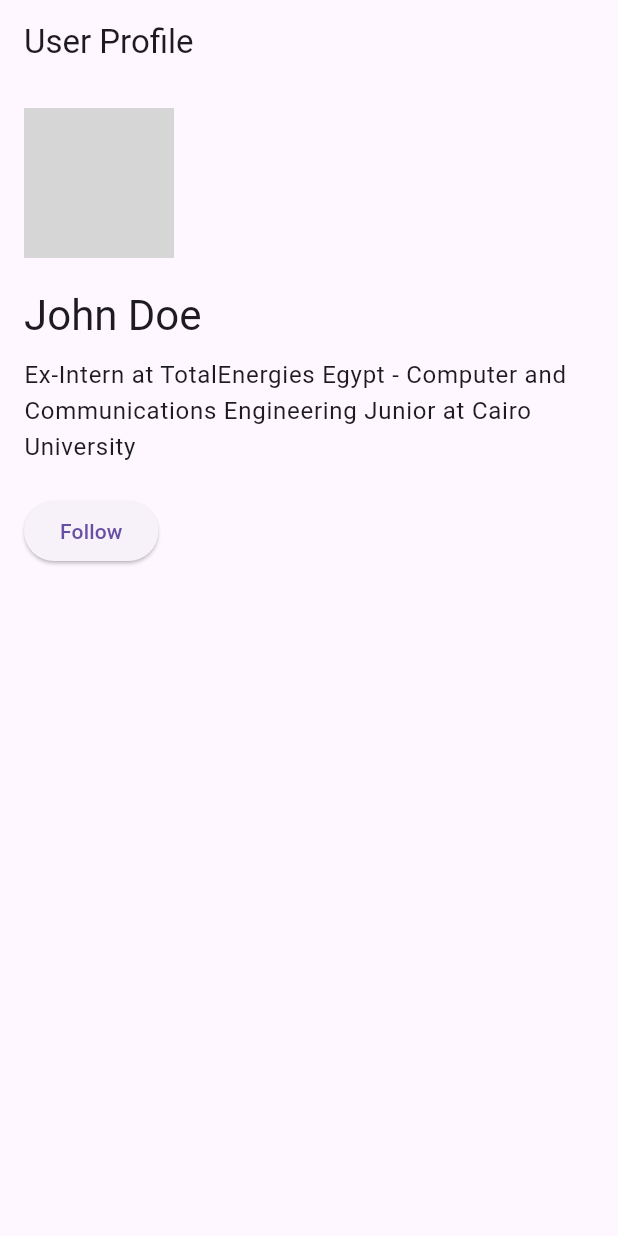
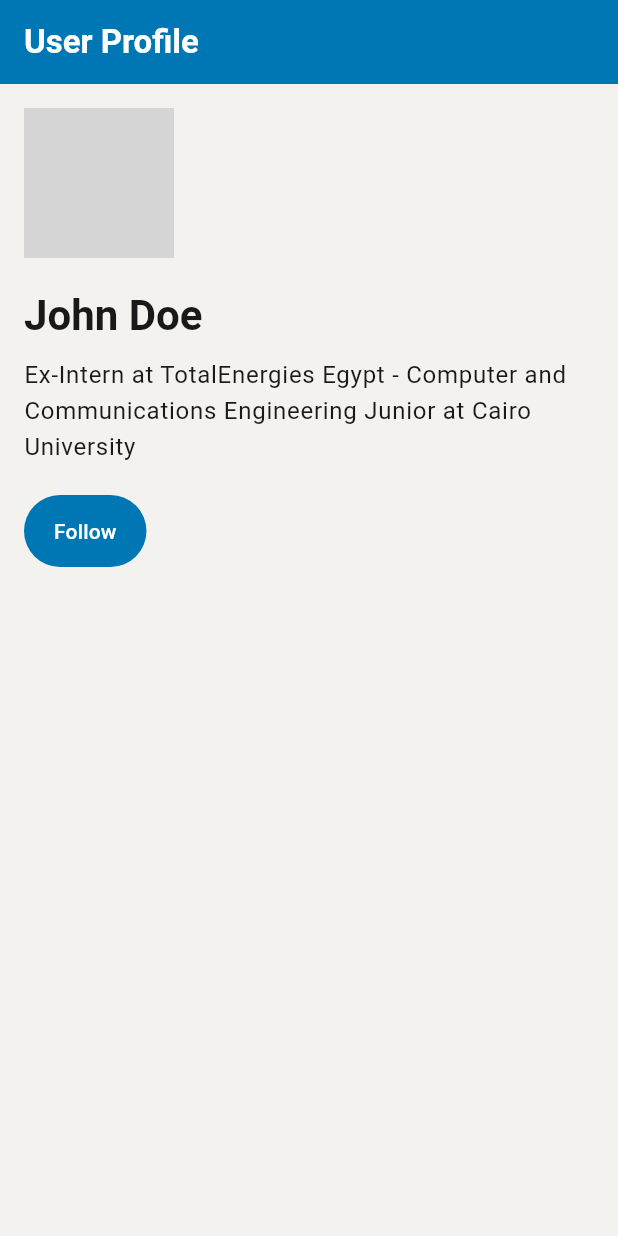
Before and after one commit to TawasolApp/Cross-Platform, a Flutter app: the screen it shows after launch, on a phone screen of 412 x 824 dp. Run offline on Flutter 3.47's test engine with Material 3 defaults, Android fonts, the phone set to English and light mode, and no system bars; network calls fail; Roboto replaces fonts that are missing (SourceSans); grey boxes are pictures that could not be loaded.

Commit message:
Updated main.dart to support themes.

```diff
--- a/linkedin_clone/lib/main.dart
+++ b/linkedin_clone/lib/main.dart
@@ -1,4 +1,5 @@
 import 'package:flutter/material.dart';
+import 'package:linkedin_clone/core/themes/app_theme.dart';
 import 'package:linkedin_clone/features/profile/user_profile.dart'; // Import UserProfile
 
 void main() {
@@ -11,10 +12,10 @@ class MyApp extends StatelessWidget {
   @override
   Widget build(BuildContext context) {
     return MaterialApp(
-      title: 'Flutter Demo',
-      theme: ThemeData(
-        colorScheme: Theme.of(context).colorScheme,
-      ),
+      title: 'TawasolApp',
+      theme: AppTheme.lightTheme, // Set lightTheme as the theme
+      darkTheme: AppTheme.darkTheme,
+      themeMode: ThemeMode.system,
       home: UserProfile(), // Set UserProfile as the home widget
     );
   }
```
